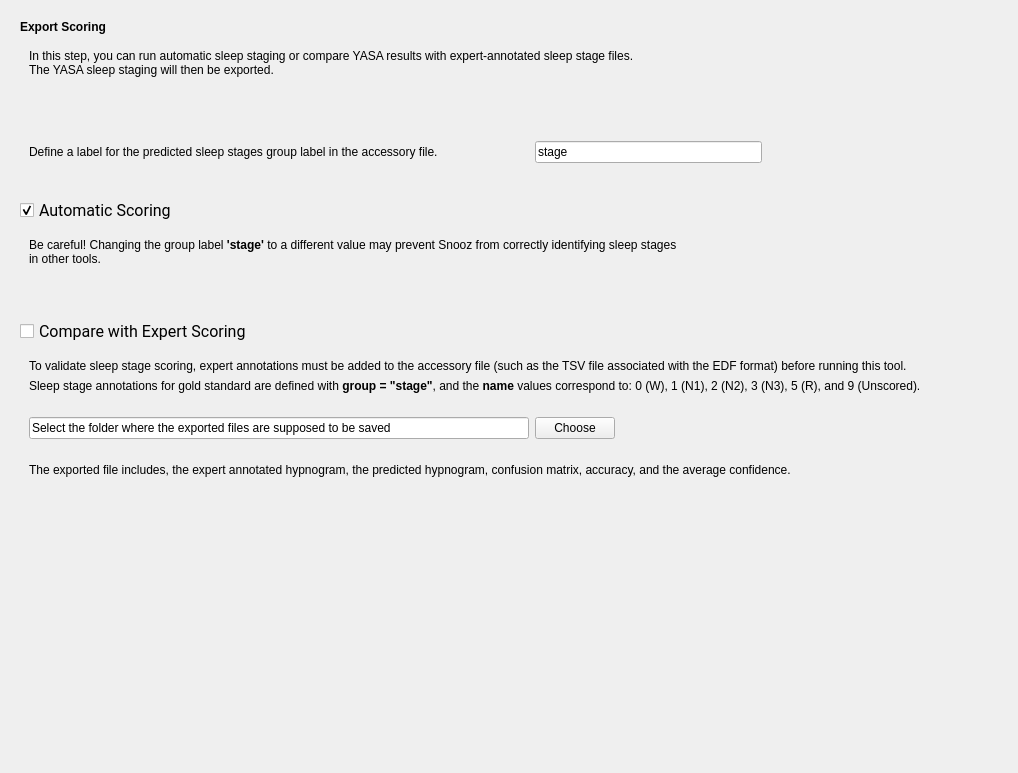
The window that tools/CEAMSTools/ScoreSleepStagesYASA/ExportResultsStep/Ui_ExportResultsStep.ui (SnoozToolbox/snooz-package-ceams) describes before a commit, drawn with Qt 5.
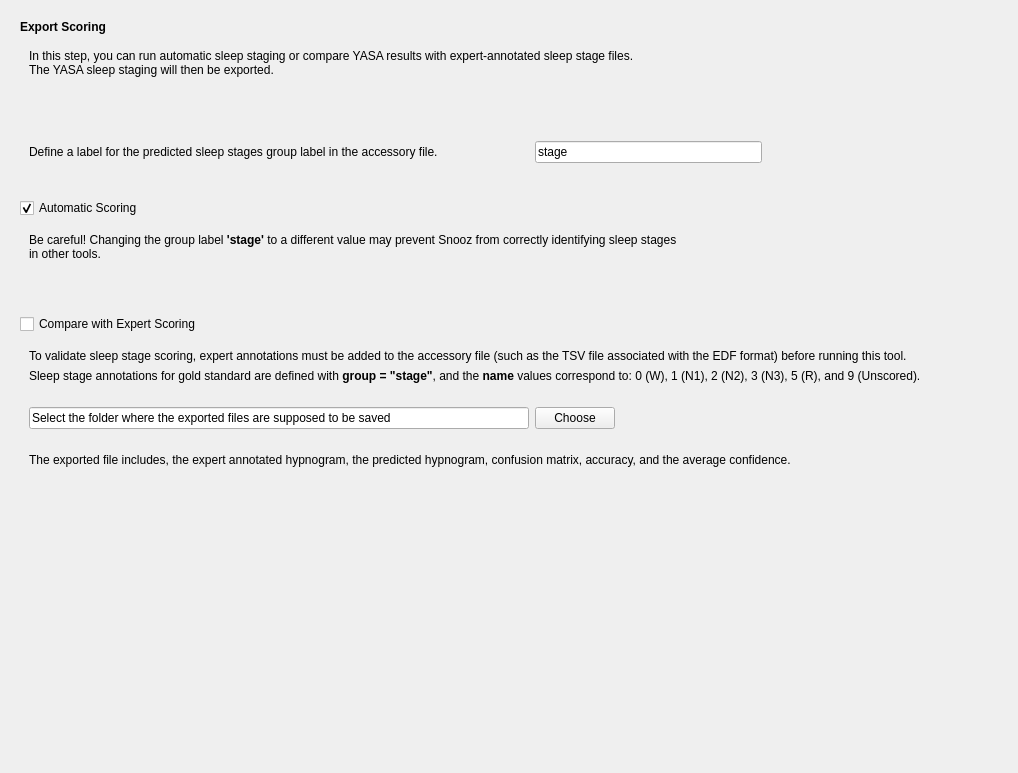
The same window after the commit.

Commit message: Font step 4: forms without fonts of their own, look kept

The edit to the form file:
```diff
--- a/tools/CEAMSTools/ScoreSleepStagesYASA/ExportResultsStep/Ui_ExportResultsStep.ui
+++ b/tools/CEAMSTools/ScoreSleepStagesYASA/ExportResultsStep/Ui_ExportResultsStep.ui
@@ -13,9 +13,6 @@
   <property name="windowTitle">
    <string/>
   </property>
-  <property name="styleSheet">
-   <string notr="true">font: 12pt &quot;Roboto&quot;;</string>
-  </property>
   <layout class="QVBoxLayout" name="verticalLayout_2">
    <item>
     <layout class="QVBoxLayout" name="verticalLayout">
@@ -162,8 +159,6 @@
          <widget class="QCheckBox" name="checkBox">
           <property name="font">
            <font>
-            <family>Roboto</family>
-            <pointsize>12</pointsize>
             <italic>false</italic>
             <bold>false</bold>
            </font>
@@ -242,8 +237,6 @@
          <widget class="QCheckBox" name="checkBox_2">
           <property name="font">
            <font>
-            <family>Roboto</family>
-            <pointsize>12</pointsize>
             <italic>false</italic>
             <bold>false</bold>
            </font>
```
The commit also changes 427 other files.
